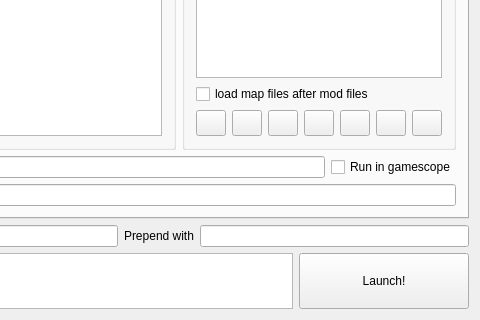
Old version of the form Forms/MainWindow.ui in the repository kdmn2/DoomRunnerPlus; both pictures show x 323 to 803 and y 440 to 760 of the 803 by 760 pixel window.
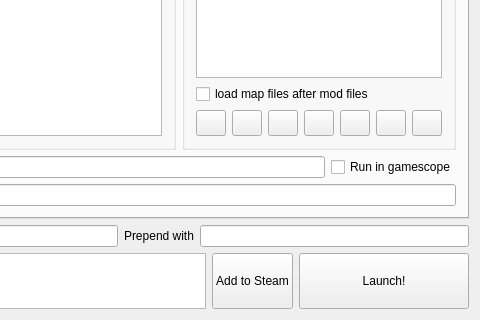
New version of the form. Icons and pictures are not drawn. Custom widgets are drawn as their Qt base class.

Commit message:
feat: Add to Steam button + fix Game Mode crash
- add an "Add to Steam" button next to Launch! that registers the current
  final launch command as a non-Steam game shortcut in Steam (Linux only),
  with a confirm-name dialog pre-filled as "<IWAD folder> (<engine>)"
- replace the bundled libproxy with a dependency-free stub in the AppImage
  so it no longer pulls in Steam's old libcurl and crashes in Game Mode

```diff
--- a/Forms/MainWindow.ui
+++ b/Forms/MainWindow.ui
@@ -2760,6 +2760,22 @@
          </property>
         </widget>
        </item>
+       <item>
+        <widget class="QPushButton" name="addToSteamBtn">
+         <property name="minimumSize">
+          <size>
+           <width>0</width>
+           <height>56</height>
+          </size>
+         </property>
+         <property name="toolTip">
+          <string>Add the final launch command to Steam as a non-Steam game, so that it can be launched directly from Steam</string>
+         </property>
+         <property name="text">
+          <string>Add to Steam</string>
+         </property>
+        </widget>
+       </item>
        <item>
         <widget class="QPushButton" name="launchBtn">
          <property name="minimumSize">
```
The commit also changes 9 other files.
